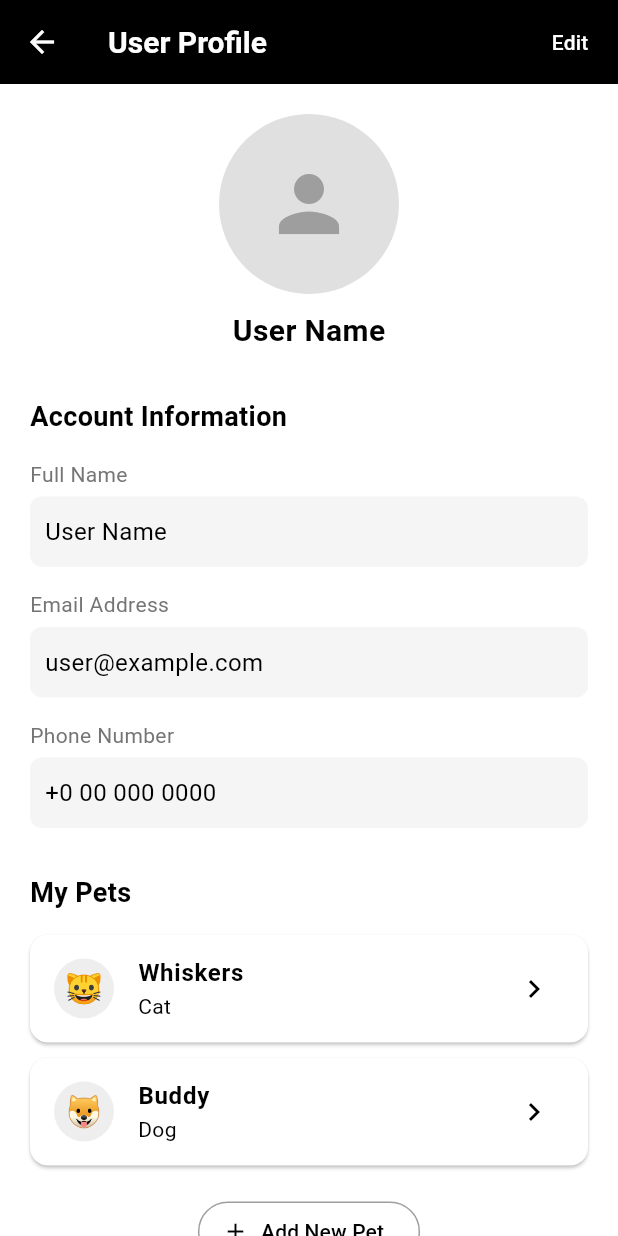
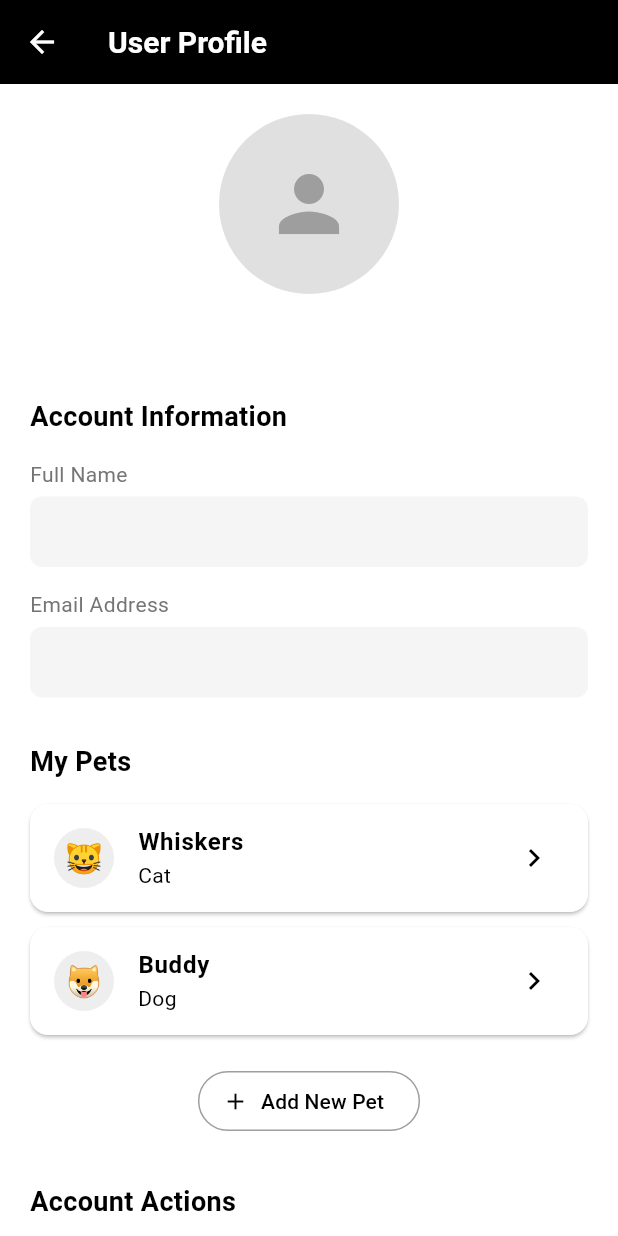
Before and after one commit to KemalIlkilic/pet-feeding, a Flutter app: the ProfileScreen screen opened by its route, on a phone screen of 412 x 824 dp. Run offline on Flutter 3.47's test engine with Material 3 defaults, Android fonts, the phone set to English and light mode, and no system bars; our stand-ins replace cloud_firestore, firebase_auth, firebase_core, google_sign_in; accounts and stored records are empty.

Commit message:
profile-screen update

```diff
--- a/lib/screens/profile_screen.dart
+++ b/lib/screens/profile_screen.dart
@@ -12,10 +12,8 @@ class ProfileScreen extends StatefulWidget {
 
 class _ProfileScreenState extends State<ProfileScreen> {
   final _formKey = GlobalKey<FormState>();
-  final _nameController = TextEditingController(text: 'User Name');
-  final _emailController = TextEditingController(text: 'user@example.com');
-  final _phoneController = TextEditingController(text: '+0 00 000 0000');
-  bool _isEditing = false;
+  final _nameController = TextEditingController();
+  final _emailController = TextEditingController();
 
   final List<Map<String, dynamic>> _pets = [
     {'name': 'Whiskers', 'type': 'Cat', 'icon': '🐱'},
@@ -23,30 +21,34 @@ class _ProfileScreenState extends State<ProfileScreen> {
   ];
 
   @override
+  void initState() {
+    super.initState();
+    _loadUserProfile();
+  }
+
+  Future<void> _loadUserProfile() async {
+    try {
+      final user = FirebaseAuth.instance.currentUser;
+      if (user != null) {
+        final doc = await FirebaseFirestore.instance.collection('users').doc(user.uid).get();
+        final data = doc.data();
+        if (data != null) {
+          setState(() {
+            _nameController.text = data['fullName'] ?? '';
+            _emailController.text = data['email'] ?? '';
+          });
+        }
+      }
+    } catch (e) {
+      print('Error loading profile: $e');
+    }
+  }
+
+  @override
   void dispose() {
     _nameController.dispose();
     _emailController.dispose();
-    _phoneController.dispose();
     super.dispose();
-  }
-
-  void _toggleEdit() {
-    setState(() {
-      _isEditing = !_isEditing;
-    });
-  }
-
-  void _saveProfile() {
-    if (_formKey.currentState!.validate()) {
-      print('Saving profile...');
-      print('Name: ${_nameController.text}');
-      print('Email: ${_emailController.text}');
-      print('Phone: ${_phoneController.text}');
-      _toggleEdit();
-      ScaffoldMessenger.of(context).showSnackBar(
-        const SnackBar(content: Text('Profile saved successfully')),
-      );
-    }
   }
 
   void _navigateToPetProfile(String petName) {
@@ -56,21 +58,11 @@ class _ProfileScreenState extends State<ProfileScreen> {
   void _addPet() {
     print('Add new pet clicked');
   }
-
 @override
   Widget build(BuildContext context) {
     return Scaffold(
       appBar: AppBar(
         title: const Text('User Profile'),
-        actions: [
-          TextButton(
-            onPressed: _isEditing ? _saveProfile : _toggleEdit,
-            child: Text(
-              _isEditing ? 'Save' : 'Edit',
-              style: const TextStyle(color: Colors.white),
-            ),
-          ),
-        ],
       ),
       body: SingleChildScrollView(
         padding: const EdgeInsets.all(20.0),
@@ -89,42 +81,10 @@ class _ProfileScreenState extends State<ProfileScreen> {
                           backgroundColor: Colors.grey[300],
                           child: const Icon(Icons.person, size: 60, color: Colors.grey),
                         ),
-                        if (_isEditing)
-                          Positioned(
-                            bottom: 0,
-                            right: 0,
-                            child: CircleAvatar(
-                              radius: 20,
-                              backgroundColor: Colors.black,
-                              child: IconButton(
-                                icon: const Icon(Icons.camera_alt, color: Colors.white, size: 20),
-                                onPressed: () {},
-                              ),
-                            ),
-                          ),
                       ],
                     ),
                     const SizedBox(height: 10),
-                    _isEditing
-                        ? SizedBox(
-                            width: 200,
-                            child: TextFormField(
-                              controller: _nameController,
-                              textAlign: TextAlign.center,
-                              style: const TextStyle(fontSize: 20, fontWeight: FontWeight.bold),
-                              decoration: const InputDecoration(
-                                hintText: 'Enter your name',
-                                border: InputBorder.none,
-                              ),
-                              validator: (value) {
-                                if (value == null || value.isEmpty) {
-                                  return 'Please enter your name';
-                                }
-                                return null;
-                              },
-                            ),
-                          )
-                        : Text(
+                    Text(
                       _nameController.text,
                       style: const TextStyle(fontSize: 20, fontWeight: FontWeight.bold),
                     ),
@@ -132,50 +92,25 @@ class _ProfileScreenState extends State<ProfileScreen> {
                 ),
               ),
               const SizedBox(height: 30),
-              const Text('Account Information', style: TextStyle(fontSize: 18, fontWeight: FontWeight.bold)),
+              const Text(
+                'Account Information',
+                style: TextStyle(fontSize: 18, fontWeight: FontWeight.bold),
+              ),
               const SizedBox(height: 15),
               _buildInfoField(
                 label: 'Full Name',
                 controller: _nameController,
-                isEditing: _isEditing,
-                validator: (value) {
-                  if (value == null || value.isEmpty) {
-                    return 'Please enter your name';
-                  }
-                  return null;
-                },
               ),
               const SizedBox(height: 15),
               _buildInfoField(
                 label: 'Email Address',
                 controller: _emailController,
-                isEditing: _isEditing,
-                keyboardType: TextInputType.emailAddress,
-                validator: (value) {
-                  if (value == null || value.isEmpty) {
-                    return 'Please enter your email';
-                  }
-                  if (!RegExp(r'^[^@]+@[^@]+\.[^@]+').hasMatch(value)) {
-                    return 'Please enter a valid email';
-                  }
-                  return null;
-                },
-              ),
-              const SizedBox(height: 15),
-              _buildInfoField(
-                label: 'Phone Number',
-                controller: _phoneController,
-                isEditing: _isEditing,
-                keyboardType: TextInputType.phone,
-                validator: (value) {
-                  if (value == null || value.isEmpty) {
-                    return 'Please enter your phone number';
-                  }
-                  return null;
-                },
               ),
               const SizedBox(height: 30),
-              const Text('My Pets', style: TextStyle(fontSize: 18, fontWeight: FontWeight.bold)),
+              const Text(
+                'My Pets',
+                style: TextStyle(fontSize: 18, fontWeight: FontWeight.bold),
+              ),
               const SizedBox(height: 15),
               ListView.builder(
                 shrinkWrap: true,
@@ -211,7 +146,10 @@ class _ProfileScreenState extends State<ProfileScreen> {
                 ),
               ),
               const SizedBox(height: 30),
-              const Text('Account Actions', style: TextStyle(fontSize: 18, fontWeight: FontWeight.bold)),
+              const Text(
+                'Account Actions',
+                style: TextStyle(fontSize: 18, fontWeight: FontWeight.bold),
+              ),
               const SizedBox(height: 15),
               ListTile(
                 leading: const Icon(Icons.logout, color: Colors.red),
@@ -223,44 +161,8 @@ class _ProfileScreenState extends State<ProfileScreen> {
               ListTile(
                 leading: const Icon(Icons.delete_forever, color: Colors.red),
 title: const Text('Delete Account', style: TextStyle(color: Colors.red)),
-                onTap: () async {
-                  final confirmed = await showDialog<bool>(
-                    context: context,
-                    builder: (context) => AlertDialog(
-                      title: const Text('Delete Account'),
-                      content: const Text('Are you sure you want to delete your account? This action cannot be undone.'),
-                      actions: [
-                        TextButton(
-                          onPressed: () => Navigator.pop(context, false),
-                          child: const Text('Cancel'),
-                        ),
-                        TextButton(
-                          onPressed: () => Navigator.pop(context, true),
-                          child: const Text('Delete', style: TextStyle(color: Colors.red)),
-                        ),
-                      ],
-                    ),
-                  );
-
-                  if (confirmed == true) {
-                    try {
-                      final user = FirebaseAuth.instance.currentUser;
-
-                      if (user != null) {
-                        await FirebaseFirestore.instance.collection('users').doc(user.uid).delete();
-                        await user.delete();
-                        ScaffoldMessenger.of(context).showSnackBar(
-                          const SnackBar(content: Text('Account deleted successfully')),
-                        );
-                        Navigator.pushNamedAndRemoveUntil(context, AppRoutes.login, (route) => false);
-                      }
-                    } catch (e) {
-                      print('Delete failed: $e');
-                      ScaffoldMessenger.of(context).showSnackBar(
-                        SnackBar(content: Text('Failed to delete account: $e')),
-                      );
-                    }
-                  }
+                onTap: () {
+                  print('Delete account clicked');
                 },
               ),
             ],
@@ -273,33 +175,26 @@ class _ProfileScreenState extends State<ProfileScreen> {
   Widget _buildInfoField({
     required String label,
     required TextEditingController controller,
-    required bool isEditing,
-    TextInputType keyboardType = TextInputType.text,
-    String? Function(String?)? validator,
   }) {
     return Column(
       crossAxisAlignment: CrossAxisAlignment.start,
       children: [
-        Text(label, style: TextStyle(fontSize: 14, color: Colors.grey[600])),
+        Text(
+          label,
+          style: TextStyle(fontSize: 14, color: Colors.grey[600]),
+        ),
         const SizedBox(height: 5),
-        isEditing
-            ? TextFormField(
-                controller: controller,
-                keyboardType: keyboardType,
-                validator: validator,
-                decoration: const InputDecoration(
-                  contentPadding: EdgeInsets.symmetric(vertical: 10, horizontal: 10),
-                  border: OutlineInputBorder(),
-                ),
-              )
-            : Container(
+        Container(
           width: double.infinity,
           padding: const EdgeInsets.symmetric(vertical: 12, horizontal: 10),
           decoration: BoxDecoration(
             color: Colors.grey[100],
             borderRadius: BorderRadius.circular(8),
           ),
-                child: Text(controller.text, style: const TextStyle(fontSize: 16)),
+          child: Text(
+            controller.text,
+            style: const TextStyle(fontSize: 16),
+          ),
         ),
       ],
     );
```
Also changed, not shown: 6 other files. Lines whose indentation alone changed are shown as unchanged.
